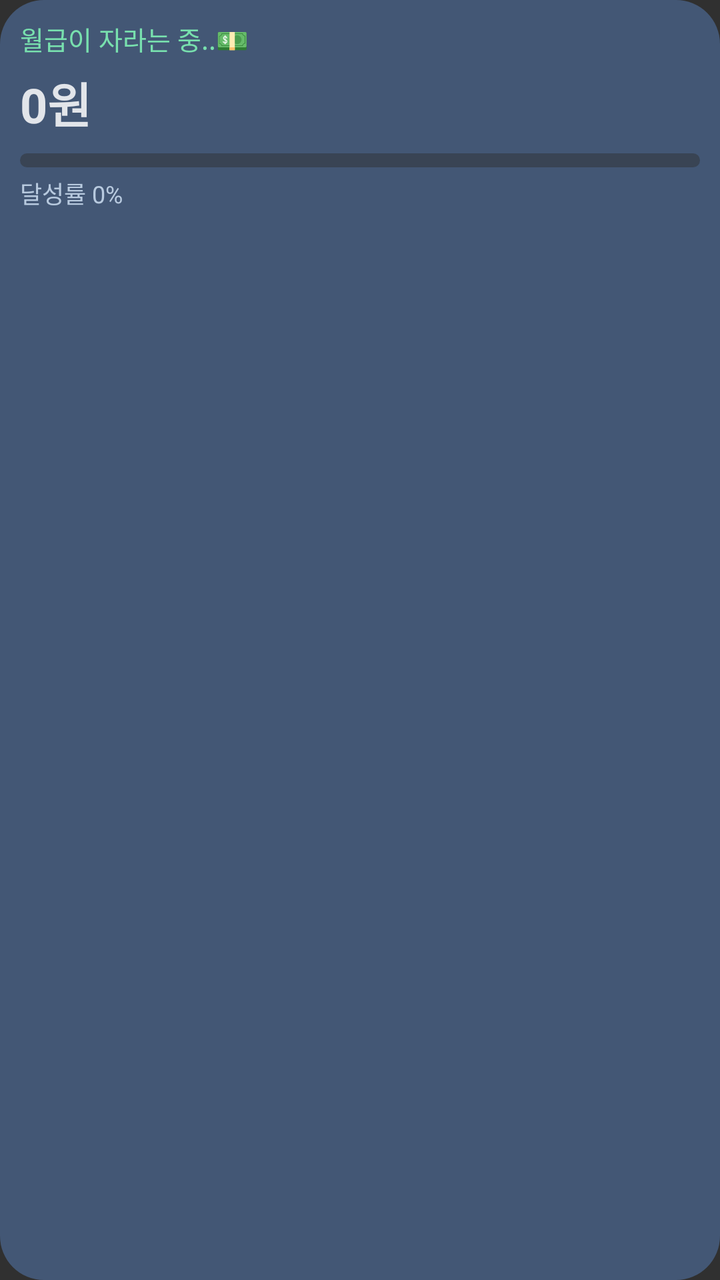
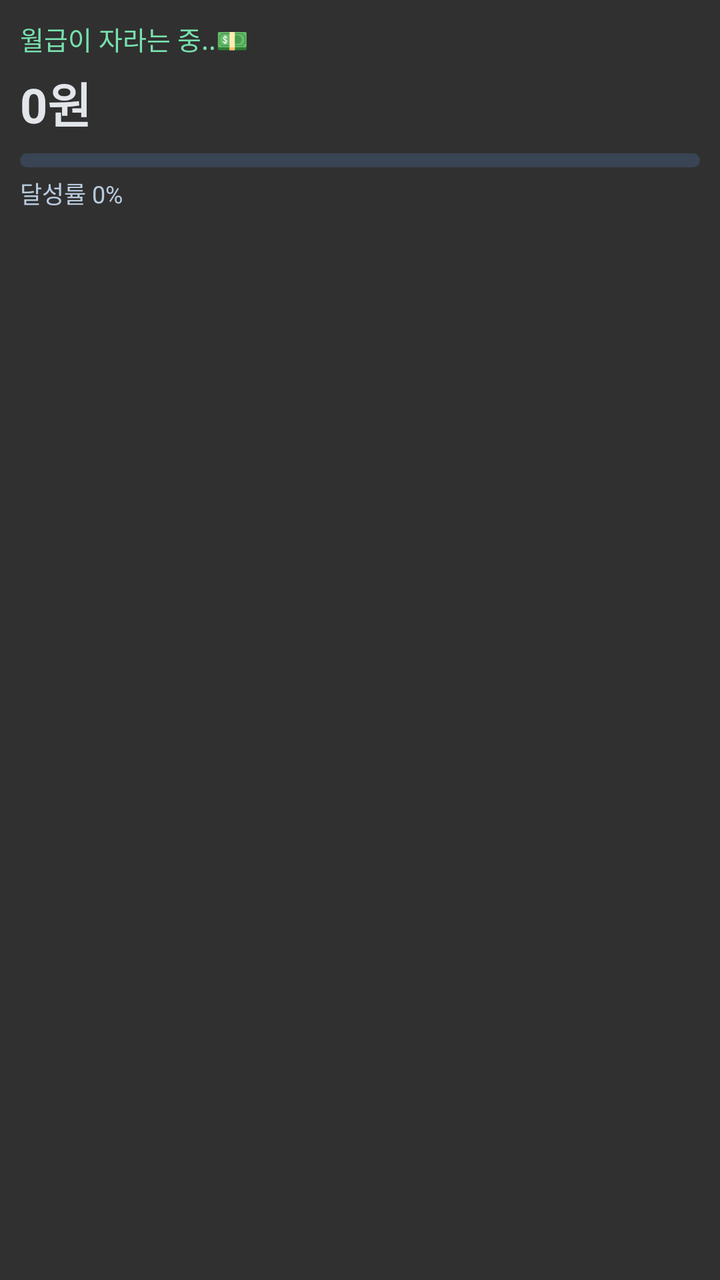

The first picture is an Android layout as it rendered before a commit; the second is the same layout after the commit. The layout source and the unified diff follow.
<!-- AndroidManifest.xml: application theme android:Theme.Material.NoActionBar -->
<!-- res/layout/salary_widget.xml -->
<LinearLayout android:id="@+id/widget_root" xmlns:android="http://schemas.android.com/apk/res/android" android:layout_width="match_parent" android:layout_height="match_parent" android:orientation="vertical" android:gravity="top" android:padding="10dp" android:background="@drawable/widget_bg"><TextView android:id="@+id/title" android:layout_width="match_parent" android:layout_height="wrap_content" android:text="월급이 자라는 중..💵" android:textColor="#78E0AE" android:textSize="13sp" android:singleLine="true"/><FrameLayout android:layout_width="match_parent" android:layout_height="wrap_content"><TextView android:id="@+id/amount" android:layout_width="match_parent" android:layout_height="wrap_content" android:layout_marginTop="5dp" android:text="0원" android:textColor="#E2E5EA" android:textSize="24sp" android:textStyle="bold" android:singleLine="true" android:autoSizeTextType="uniform" android:autoSizeMinTextSize="15sp" android:autoSizeMaxTextSize="24sp"/><ImageView android:id="@+id/rainbow_amount" android:layout_width="match_parent" android:layout_height="match_parent" android:visibility="gone" android:scaleType="fitStart" android:adjustViewBounds="false"/></FrameLayout><ProgressBar android:id="@+id/progress" style="?android:attr/progressBarStyleHorizontal" android:layout_width="match_parent" android:layout_height="7dp" android:layout_marginTop="8dp" android:max="10000" android:progressDrawable="@drawable/widget_progress_green"/><ProgressBar android:id="@+id/progress_lastfive" style="?android:attr/progressBarStyleHorizontal" android:layout_width="match_parent" android:layout_height="7dp" android:layout_marginTop="8dp" android:max="10000" android:progressDrawable="@drawable/widget_progress_lastfive" android:visibility="gone"/><TextView android:id="@+id/progress_text" android:layout_width="match_parent" android:layout_height="wrap_content" android:layout_marginTop="4dp" android:text="달성률 0%" android:textColor="#B8CADF" android:textSize="12sp"/></LinearLayout>
<!-- resources referenced by this layout -->
<resources>
  <!-- drawable widget_bg (drawable) -->
  <shape xmlns:android="http://schemas.android.com/apk/res/android" android:shape="rectangle">
      <solid android:color="#435775"/>
      <corners android:radius="22dp"/>
  </shape>
  <!-- drawable widget_progress_green (drawable) -->
  <layer-list xmlns:android="http://schemas.android.com/apk/res/android"><item android:id="@android:id/background"><shape android:shape="rectangle"><corners android:radius="6dp"/><solid android:color="#394454"/></shape></item><item android:id="@android:id/progress"><clip><shape android:shape="rectangle"><corners android:radius="6dp"/><gradient android:angle="0" android:startColor="#236B43" android:endColor="#A5F4A4"/></shape></clip></item></layer-list>
  <!-- drawable widget_progress_lastfive (drawable) -->
  <layer-list xmlns:android="http://schemas.android.com/apk/res/android"><item android:id="@android:id/background"><shape android:shape="rectangle"><corners android:radius="6dp"/><solid android:color="#394454"/></shape></item><item android:id="@android:id/progress"><clip><shape android:shape="rectangle"><corners android:radius="6dp"/><gradient android:angle="0" android:startColor="#236B43" android:centerColor="#A5F4A4" android:endColor="#B50016" android:centerX="0.68"/></shape></clip></item></layer-list>
</resources>

<!-- the commit's change to res/layout/salary_widget.xml (unified diff, before → after) -->
@@ -1 +1 @@
-<LinearLayout android:id="@+id/widget_root" xmlns:android="http://schemas.android.com/apk/res/android" android:layout_width="match_parent" android:layout_height="match_parent" android:orientation="vertical" android:gravity="top" android:padding="10dp" android:background="@drawable/widget_bg"><TextView android:id="@+id/title" android:layout_width="match_parent" android:layout_height="wrap_content" android:text="월급이 자라는 중..💵" android:textColor="#78E0AE" android:textSize="13sp" android:singleLine="true"/><FrameLayout android:layout_width="match_parent" android:layout_height="wrap_content"><TextView android:id="@+id/amount" android:layout_width="match_parent" android:layout_height="wrap_content" android:layout_marginTop="5dp" android:text="0원" android:textColor="#E2E5EA" android:textSize="24sp" android:textStyle="bold" android:singleLine="true" android:autoSizeTextType="uniform" android:autoSizeMinTextSize="15sp" android:autoSizeMaxTextSize="24sp"/><ImageView android:id="@+id/rainbow_amount" android:layout_width="match_parent" android:layout_height="match_parent" android:visibility="gone" android:scaleType="fitStart" android:adjustViewBounds="false"/></FrameLayout><ProgressBar android:id="@+id/progress" style="?android:attr/progressBarStyleHorizontal" android:layout_width="match_parent" android:layout_height="7dp" android:layout_marginTop="8dp" android:max="10000" android:progressDrawable="@drawable/widget_progress_green"/><ProgressBar android:id="@+id/progress_lastfive" style="?android:attr/progressBarStyleHorizontal" android:layout_width="match_parent" android:layout_height="7dp" android:layout_marginTop="8dp" android:max="10000" android:progressDrawable="@drawable/widget_progress_lastfive" android:visibility="gone"/><TextView android:id="@+id/progress_text" android:layout_width="match_parent" android:layout_height="wrap_content" android:layout_marginTop="4dp" android:text="달성률 0%" android:textColor="#B8CADF" android:textSize="12sp"/></LinearLayout>
+<FrameLayout xmlns:android="http://schemas.android.com/apk/res/android" android:id="@+id/widget_root" android:layout_width="match_parent" android:layout_height="match_parent"><ImageView android:id="@+id/widget_background" android:layout_width="match_parent" android:layout_height="match_parent" android:scaleType="fitXY"/><LinearLayout android:id="@+id/widget_content" xmlns:android="http://schemas.android.com/apk/res/android" android:layout_width="match_parent" android:layout_height="match_parent" android:orientation="vertical" android:gravity="top" android:padding="10dp" android:background="@android:color/transparent"><TextView android:id="@+id/title" android:layout_width="match_parent" android:layout_height="wrap_content" android:text="월급이 자라는 중..💵" android:textColor="#78E0AE" android:textSize="13sp" android:singleLine="true"/><FrameLayout android:layout_width="match_parent" android:layout_height="wrap_content"><TextView android:id="@+id/amount" android:layout_width="match_parent" android:layout_height="wrap_content" android:layout_marginTop="5dp" android:text="0원" android:textColor="#E2E5EA" android:textSize="24sp" android:textStyle="bold" android:singleLine="true" android:autoSizeTextType="uniform" android:autoSizeMinTextSize="15sp" android:autoSizeMaxTextSize="24sp"/><ImageView android:id="@+id/rainbow_amount" android:layout_width="match_parent" android:layout_height="match_parent" android:visibility="gone" android:scaleType="fitStart" android:adjustViewBounds="false"/></FrameLayout><ProgressBar android:id="@+id/progress" style="?android:attr/progressBarStyleHorizontal" android:layout_width="match_parent" android:layout_height="7dp" android:layout_marginTop="8dp" android:max="10000" android:progressDrawable="@drawable/widget_progress_green"/><ProgressBar android:id="@+id/progress_lastfive" style="?android:attr/progressBarStyleHorizontal" android:layout_width="match_parent" android:layout_height="7dp" android:layout_marginTop="8dp" android:max="10000" android:progressDrawable="@drawable/widget_progress_lastfive" android:visibility="gone"/><TextView android:id="@+id/progress_text" android:layout_width="match_parent" android:layout_height="wrap_content" android:layout_marginTop="4dp" android:text="달성률 0%" android:textColor="#B8CADF" android:textSize="12sp"/></LinearLayout></FrameLayout>
<!-- resource entries referenced after the edit -->
@@ -1,10 +1,5 @@
 <!-- resources referenced by this layout -->
 <resources>
-  <!-- drawable widget_bg (drawable) -->
-  <shape xmlns:android="http://schemas.android.com/apk/res/android" android:shape="rectangle">
-      <solid android:color="#435775"/>
-      <corners android:radius="22dp"/>
-  </shape>
   <!-- drawable widget_progress_green (drawable) -->
   <layer-list xmlns:android="http://schemas.android.com/apk/res/android"><item android:id="@android:id/background"><shape android:shape="rectangle"><corners android:radius="6dp"/><solid android:color="#394454"/></shape></item><item android:id="@android:id/progress"><clip><shape android:shape="rectangle"><corners android:radius="6dp"/><gradient android:angle="0" android:startColor="#236B43" android:endColor="#A5F4A4"/></shape></clip></item></layer-list>
   <!-- drawable widget_progress_lastfive (drawable) -->
